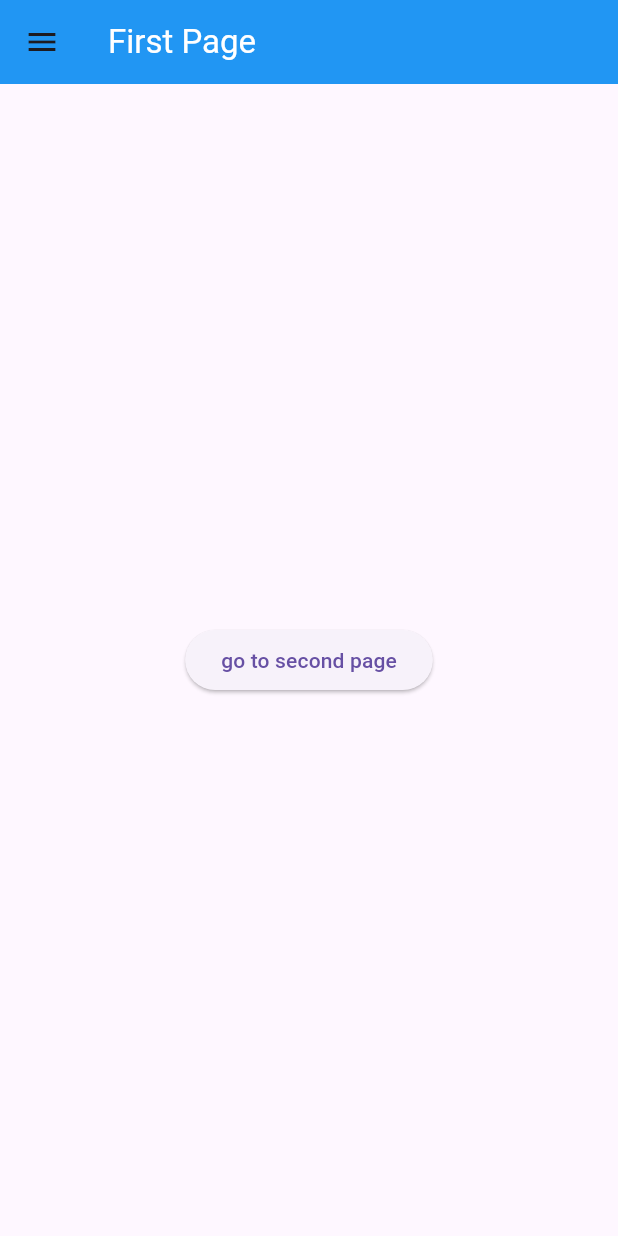
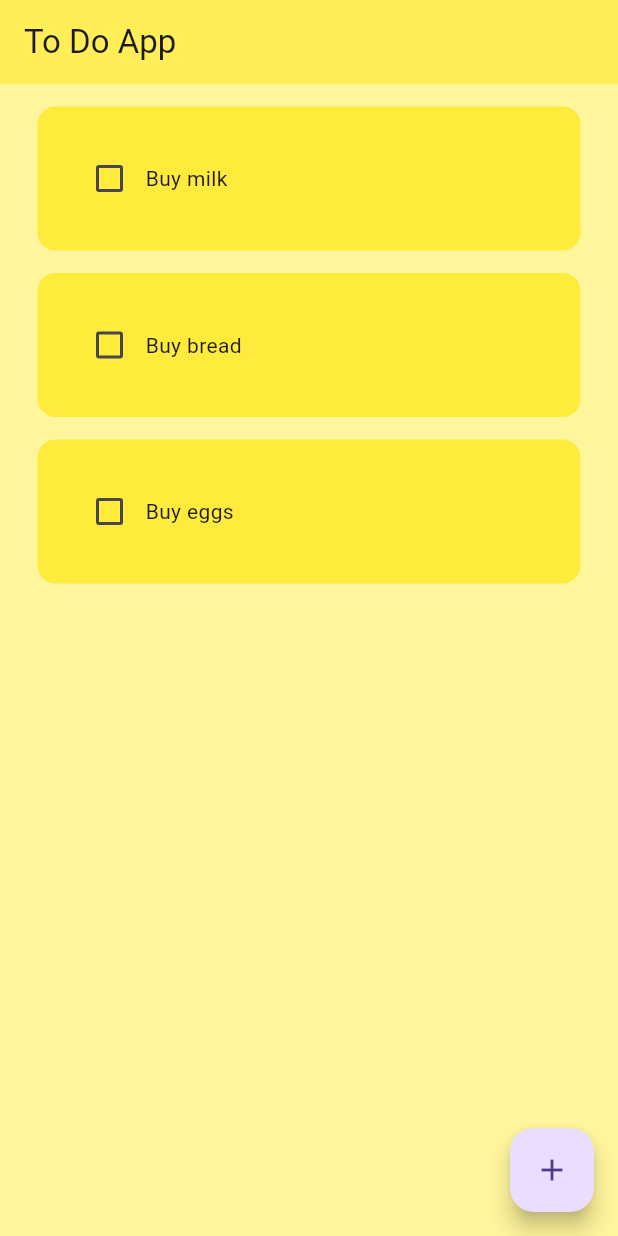
Before and after one commit to linha00/flutterMitch, a Flutter app: the screen it shows after launch, on a phone screen of 412 x 824 dp. Run offline on Flutter 3.47's test engine with Material 3 defaults, Android fonts, the light colour scheme and no system bars.

Commit message:
to do list

```diff
--- a/lib/main.dart
+++ b/lib/main.dart
@@ -1,53 +1,31 @@
 // ignore_for_file: prefer_const_constructors
 
 import 'package:flutter/material.dart';
+import 'package:mitch_koko_flutter/pages/HomePage.dart';
+import 'package:mitch_koko_flutter/pages/Profile.dart';
+import 'package:mitch_koko_flutter/pages/Settings.dart';
 import 'package:mitch_koko_flutter/pages/firstPage.dart';
-import 'package:mitch_koko_flutter/pages/secondPage.dart';
+import 'package:mitch_koko_flutter/pages/toDoList/HomePage.dart';
 
 void main() {
   runApp(MyApp());
 }
 
-// stateless widget base app
 class MyApp extends StatelessWidget {
   // constructor
   MyApp({super.key});
-
-  // variables
-  String name = "Kamil";
-
-  // list: ordered collections of elements, can have duplicates
-  List number = [1, 2, 3, 4, 5];
-  List<String> names = ["Kamil", "Ahmet", "Mehmet", "Ali", "Veli"];
-
-  // set: unordered collections of unqiue elements
-  Set unqiue = {"Kamil", "Ahmet", "Mehmet", "Ali", "Veli"};
-
-  // map: key-value pairs
-  Map<String, String> user = {
-    "name": "Kamil",
-    "surname": "Yilmaz",
-    "age": "25",
-  };
-  Map user2 = {
-    "name": "Kamil",
-    "surname": "Yilmaz",
-    "age": "25",
-  };
-
-  //function / method
-  void changeName(String inputName) {
-    name = inputName;
-  }
 
   @override
   Widget build(BuildContext context) {
     return MaterialApp(
       debugShowCheckedModeBanner: false,
-      home: Firstpage(),
+      home: TDHomePage(),
+      theme: ThemeData(primarySwatch: Colors.yellow),
       routes: {
-        '/firstPage': (context) => Firstpage(),
-        '/secondPage': (context) => Secondpage(),
+        '/HomePage': (context) => HomePage(),
+        '/Profile': (context) => Profile(),
+        '/Settings': (context) => Settings(),
+        '/todoHomePage': (context) => TDHomePage(),
       },
     );
   }
--- /dev/null
+++ b/lib/pages/toDoList/HomePage.dart
@@ -0,0 +1,78 @@
+// ignore_for_file: prefer_const_constructors, prefer_const_literals_to_create_immutables
+
+import 'package:flutter/material.dart';
+import 'package:mitch_koko_flutter/util/dialog_box.dart';
+import 'package:mitch_koko_flutter/util/todo_tile.dart';
+
+class TDHomePage extends StatefulWidget {
+  const TDHomePage({super.key});
+
+  @override
+  State<TDHomePage> createState() => _TDHomePageState();
+}
+
+class _TDHomePageState extends State<TDHomePage> {
+  List toDoList = [
+    ["Buy milk", false],
+    ["Buy bread", false],
+    ["Buy eggs", false]
+  ];
+
+  final _textController = TextEditingController();
+
+  void saveNewTask() {
+    setState(() {
+      toDoList.add([_textController.text, false]);
+      Navigator.of(context).pop();
+    });
+    _textController.clear();
+  }
+
+  void deleteTask(int index) {
+    setState(() {
+      toDoList.removeAt(index);
+    });
+  }
+
+  void createNewTask() {
+    showDialog(
+        context: context,
+        builder: (context) {
+          return DialogBox(
+            controller: _textController,
+            onSave: saveNewTask,
+            onCancel: () => Navigator.of(context).pop(),
+          );
+        });
+  }
+
+  @override
+  Widget build(BuildContext context) {
+    return Scaffold(
+      backgroundColor: Colors.yellow[200],
+      appBar: AppBar(
+        title: Text("To Do App"),
+        backgroundColor: Colors.yellow[400],
+      ),
+      body: ListView.builder(
+        itemCount: toDoList.length,
+        itemBuilder: (context, index) {
+          return ToDoTile(
+            taskName: toDoList[index][0],
+            taskCompleted: toDoList[index][1],
+            onChanged: (value) {
+              setState(() {
+                toDoList[index][1] = value;
+              });
+            },
+            deleteFunction: (context) => deleteTask,
+          );
+        },
+      ),
+      floatingActionButton: FloatingActionButton(
+        onPressed: createNewTask,
+        child: Icon(Icons.add),
+      ),
+    );
+  }
+}
--- /dev/null
+++ b/lib/util/todo_tile.dart
@@ -0,0 +1,46 @@
+// ignore_for_file: sort_child_properties_last, prefer_const_constructors
+
+import 'package:flutter/material.dart';
+
+class ToDoTile extends StatelessWidget {
+  final String taskName;
+  final bool taskCompleted;
+  Function(bool?)? onChanged;
+  Function(BuildContext)? deleteFunction;
+
+  ToDoTile(
+      {super.key,
+      required this.taskName,
+      required this.taskCompleted,
+      required this.onChanged,
+      required this.deleteFunction});
+
+  @override
+  Widget build(BuildContext context) {
+    return Padding(
+      padding: const EdgeInsets.only(left: 25, right: 25, top: 15),
+      child: Container(
+        padding: EdgeInsets.all(24),
+        child: Row(
+          children: [
+            Checkbox(
+              value: taskCompleted,
+              onChanged: onChanged,
+              activeColor: Colors.black,
+            ),
+            Text(
+              taskName,
+              style: TextStyle(
+                decoration: taskCompleted ? TextDecoration.lineThrough : null,
+              ),
+            ),
+          ],
+        ),
+        decoration: BoxDecoration(
+          color: Colors.yellow,
+          borderRadius: BorderRadius.circular(12),
+        ),
+      ),
+    );
+  }
+}
```
Also changed, not shown: lib/pages/HomePage.dart (added, +18 -0 lines), lib/pages/Profile.dart (added, +16 -0 lines), lib/pages/Settings.dart (added, +16 -0 lines), lib/pages/firstPage.dart (+58 -30 lines), lib/pages/secondPage.dart (deleted, +0 -18 lines), lib/util/dialog_box.dart (added, +48 -0 lines), lib/util/my_button.dart (added, +23 -0 lines).
